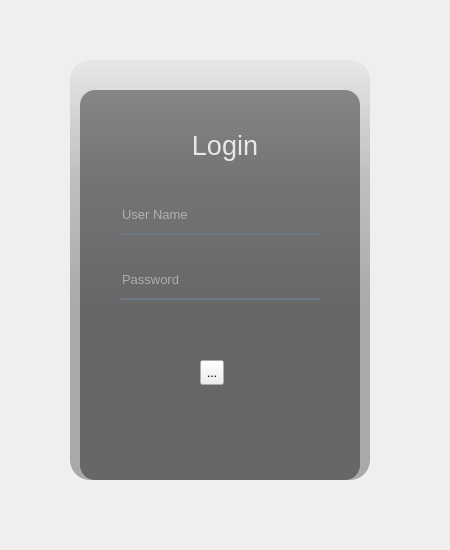
Before: the Qt Designer form pyqt5_project/index.ui in hyemWon/pyqt5_chatting, drawn with Qt 5.
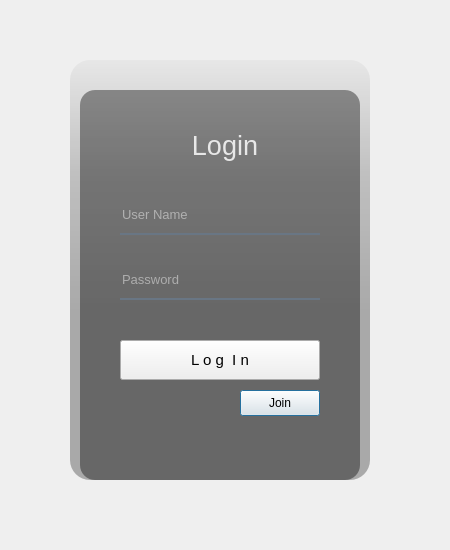
After: the same form once the commit is applied. Icons and pictures are not drawn.

Diff of the .ui file:
```diff
--- a/pyqt5_project/index.ui
+++ b/pyqt5_project/index.ui
@@ -152,17 +152,68 @@
      <string>Password</string>
     </property>
    </widget>
-   <widget class="QToolButton" name="toolButton">
+   <widget class="QPushButton" name="joinBtn">
     <property name="geometry">
      <rect>
-      <x>160</x>
-      <y>330</y>
-      <width>24</width>
-      <height>25</height>
+      <x>200</x>
+      <y>360</y>
+      <width>80</width>
+      <height>26</height>
      </rect>
     </property>
+    <property name="styleSheet">
+     <string notr="true">QPushButton#pushButton{
+	background-color: rgba(0,0,0,0);
+	color:rgba(115 ,128, 142, 255); 
+	border-radius:5px;
+}
+QPushButton#pushButton:hover{
+	background-color: qlineargradient(spread:pad, x1:0, y1:0.505682, x2:1, y2:0.477, stop:0 rgba(40,67,98,219), stop:1 rgba(105,118,132,226));
+}
+QPushButton#pushButton:pressed{
+	padding-left:5px;
+	padding-top:5px;
+	background-color:rgba(105,118,132,200)
+} </string>
+    </property>
     <property name="text">
-     <string>...</string>
+     <string>Join</string>
+    </property>
+   </widget>
+   <widget class="QPushButton" name="loginBtn">
+    <property name="geometry">
+     <rect>
+      <x>80</x>
+      <y>310</y>
+      <width>200</width>
+      <height>40</height>
+     </rect>
+    </property>
+    <property name="font">
+     <font>
+      <pointsize>11</pointsize>
+      <weight>50</weight>
+      <bold>false</bold>
+     </font>
+    </property>
+    <property name="styleSheet">
+     <string notr="true">QPushButton#pushButton{
+	background-color: qlineargradient(spread:pad, x1:0, y1:0.505682, x2:1, y2:0.477, stop:0 rgba(20, 47, 78, 219), stop:1 rgba(85, 98, 112, 226));
+	color:rgba(255, 255, 255, 210);
+	border-radius:5px;
+}
+QPushButton#pushButton:hover{
+	background-color: qlineargradient(spread:pad, x1:0, y1:0.505682, x2:1, y2:0.477, stop:0 rgba(40,67,98,219), stop:1 rgba(105,118,132,226));
+}
+QPushButton#pushButton:pressed{
+	padding-left:5px;
+	padding-top:5px;
+	background-color:rgba(105,118,132,200)
+} 
+</string>
+    </property>
+    <property name="text">
+     <string>L o g  I n</string>
     </property>
    </widget>
   </widget>
```
Left out of the diff: 7 changed lines with no effect on the pictures.
